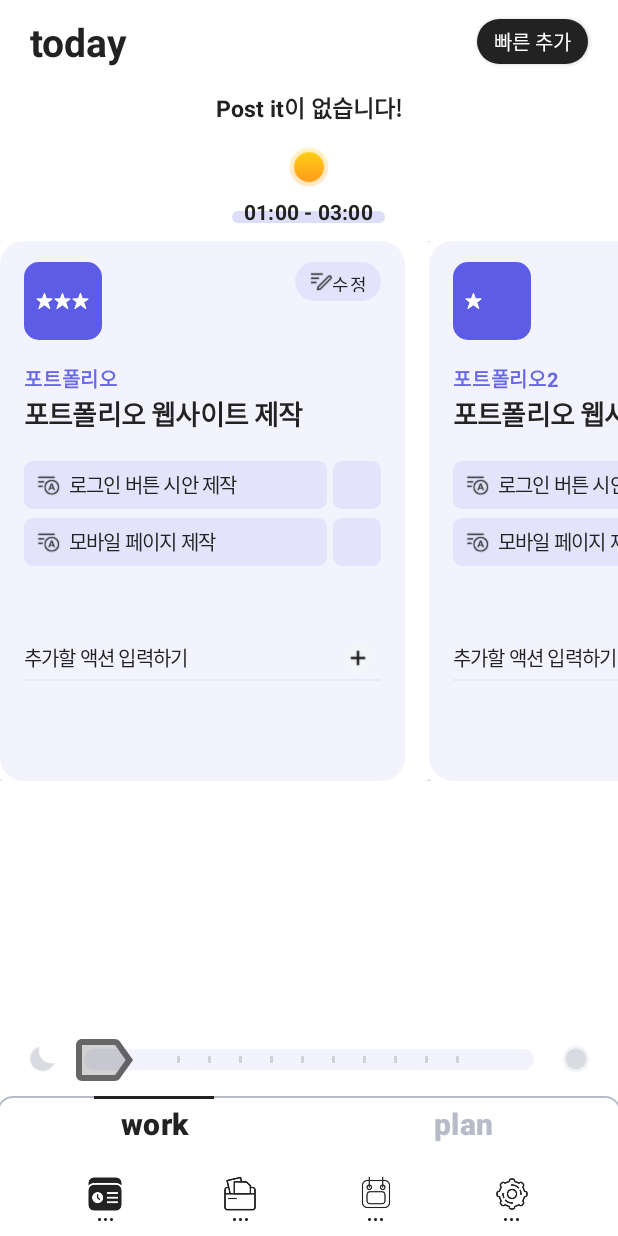
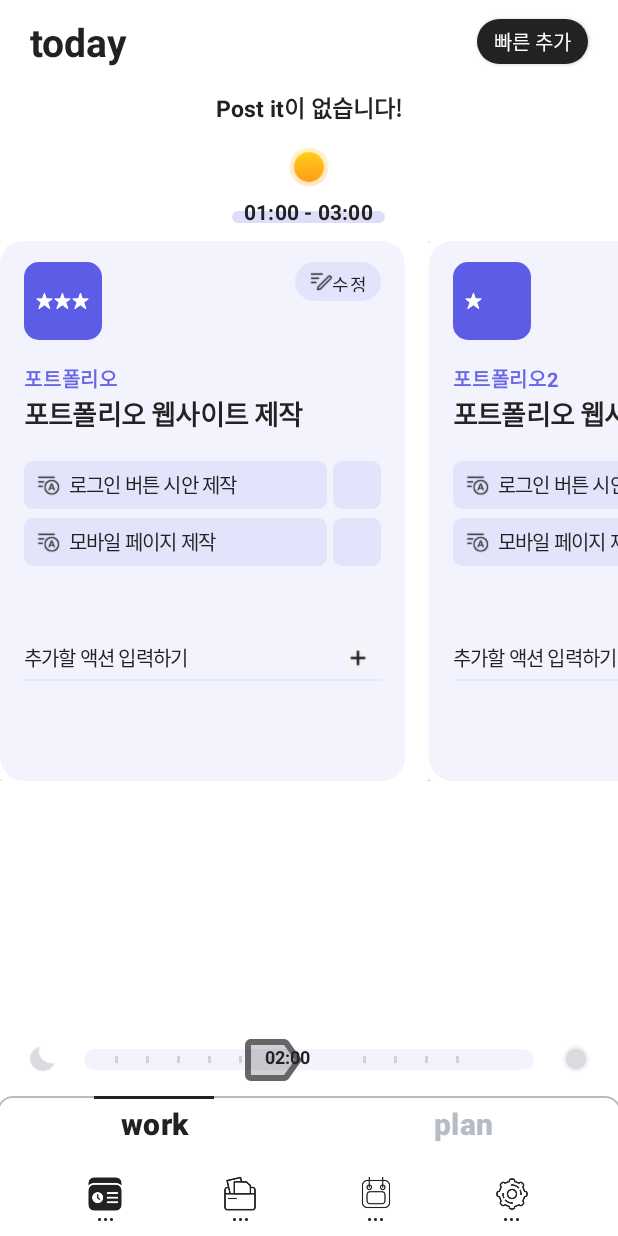
Before and after one commit to seonb2n/toodle_and_java, an Android app: the screen it shows after launch (TodayWorkActivity), on a phone screen of 412 x 824 dp. Run offline under Robolectric (Android 15) with nearby library versions, the light colour scheme and no system bars; libraries missing offline, so code that uses them is left out: com.franmontiel.persistentcookiejar, com.jakewharton.threetenabp, com.kakao.auth, com.kakao.network, com.kakao.usermgmt; 4 statements that could not run were skipped.

Commit message:
seek bar thumb text set 오류 수정 중

```diff
--- a/ToodleToodle/app/src/main/java/com/origincurly/toodletoodle/ui/CustomSeekBar.java
+++ b/ToodleToodle/app/src/main/java/com/origincurly/toodletoodle/ui/CustomSeekBar.java
@@ -1,10 +1,12 @@
 package com.origincurly.toodletoodle.ui;
 
 import android.content.Context;
+import android.content.res.Resources;
 import android.graphics.Canvas;
 import android.graphics.Color;
 import android.graphics.Paint;
 import android.graphics.Rect;
+import android.graphics.Typeface;
 import android.os.Build;
 import android.util.AttributeSet;
 
@@ -29,6 +31,18 @@ public class CustomSeekBar extends AppCompatSeekBar {
     private int mRulerColor = ContextCompat.getColor(getContext(), R.color.tick_mark_color);
     private boolean isShowTopOfThumb = false;
 
+    private static final int textMargin = 6;
+    private static final int leftPlusRightTextMargins = textMargin + textMargin;
+    private static final int maxFontSize = 18;
+    private static final int minFontSize = 10;
+
+    private String overlayText;
+    protected Paint textPaint;
+
+    private String sampleText;
+    private int minTextSize;
+    private int textColor = ContextCompat.getColor(getContext(), R.color.today_basic_black);
+
     public CustomSeekBar(@NonNull Context context) {
         super(context);
         init();
@@ -52,12 +66,41 @@ public class CustomSeekBar extends AppCompatSeekBar {
         if(Build.VERSION.SDK_INT >= Build.VERSION_CODES.LOLLIPOP) {
             setSplitTrack(false);
         }
+
+        Resources resources = getResources();
+
+        //Set up drawn text attributes here
+        textPaint = new Paint(Paint.ANTI_ALIAS_FLAG);
+        textPaint.setTypeface(Typeface.DEFAULT_BOLD);
+        textPaint.setTextAlign(Paint.Align.LEFT);
+        textPaint.setColor(textColor);
+        String nowTime = "02:00";
+        setOverlayText(nowTime);
     }
 
     @Override
-    protected synchronized void onDraw(Canvas canvas) {
-        super.onDraw(canvas);
+    protected void onSizeChanged(int w, int h, int oldw, int oldh) {
+        super.onSizeChanged(w, h, oldw, oldh);
+        setFontSmallEnoughToFit(w - leftPlusRightTextMargins);
+    }
 
+    protected void setFontSmallEnoughToFit(int width) {
+        int textSize = maxFontSize;
+        textPaint.setTextSize(textSize);
+        sampleText = "12:00";
+        while((textPaint.measureText(sampleText) > width) && (textSize > minTextSize)) {
+            textSize --;
+            textPaint.setTextSize(textSize);
+        }
+    }
+
+    //Clients use this to change the displayed text
+    public void setOverlayText(String text) {
+        this.overlayText = text;
+        invalidate();
+    }
+
+    private void drawTickMark(Canvas canvas) {
         if (getWidth() <= 0 || mRulerCount <= 0) {
             return;
         }
@@ -85,6 +128,37 @@ public class CustomSeekBar extends AppCompatSeekBar {
             //Draw up
             canvas.drawRect(rulerLeft, rulerTop, rulerRight, rulerBottom, mRulerPaint);
         }
+    }
+
+    @Override
+    protected synchronized void onDraw(Canvas canvas) {
+        super.onDraw(canvas);
+
+        drawTickMark(canvas);
+        canvas.save();
+
+        int width = this.getWidth();
+        int height = this.getHeight();
+
+        float textWidth = textPaint.measureText(overlayText);
+
+        int progress = this.getProgress();
+        int maxProgress = this.getMax();
+        double percentProgress = (double) progress / (double) maxProgress;
+        int textHeight = (int) (Math.abs(textPaint.ascent()) + textPaint.descent() + 1);
+        int thumbOffset = this.getThumbOffset();
+
+        int middleOfThumbControl = (int) ((double) (width-textMargin) * percentProgress);
+        int spaceToLeftOfThumbControl = middleOfThumbControl - thumbOffset;
+        int spaceToRightOfThumbControl = (width - middleOfThumbControl) - thumbOffset;
+        int bottomPadding = this.getPaddingBottom();
+        int topPadding = this.getPaddingTop();
+
+        float x = middleOfThumbControl;
+        float y = height - textHeight - bottomPadding;
+        canvas.drawText(overlayText, x, y, textPaint);
+
+        canvas.restore();
     }
 
     public void setRulerCount(int mRulerCount) {
--- a/ToodleToodle/app/src/main/res/layout/activity_today_work.xml
+++ b/ToodleToodle/app/src/main/res/layout/activity_today_work.xml
@@ -166,7 +166,7 @@
             android:max="24"
             android:maxHeight="14dp"
             android:minHeight="14dp"
-            android:progress="1"
+            android:progress="10"
             android:progressDrawable="@drawable/custom_today_timestamp_imageview"
             android:src="@drawable/custom_today_timestamp_imageview"
             android:thumb="@drawable/ic_twotone_label_24" />
```
